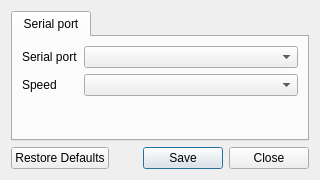
Before: the Qt Designer form src/windows/configwindow.ui in sardylan/qcw, drawn with Qt 5.
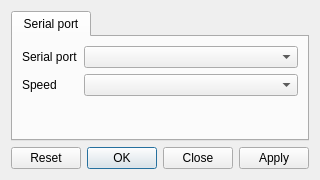
After: the same form once the commit is applied.

Commit message: Adding integration in config window with configuration classes

Diff of the .ui file:
```diff
--- a/src/windows/configwindow.ui
+++ b/src/windows/configwindow.ui
@@ -60,7 +60,7 @@
    <item>
     <widget class="QDialogButtonBox" name="buttonBox">
      <property name="standardButtons">
-      <set>QDialogButtonBox::Close|QDialogButtonBox::RestoreDefaults|QDialogButtonBox::Save</set>
+      <set>QDialogButtonBox::Apply|QDialogButtonBox::Close|QDialogButtonBox::Ok|QDialogButtonBox::Reset</set>
      </property>
     </widget>
    </item>
```
The commit also changes 2 other files.
